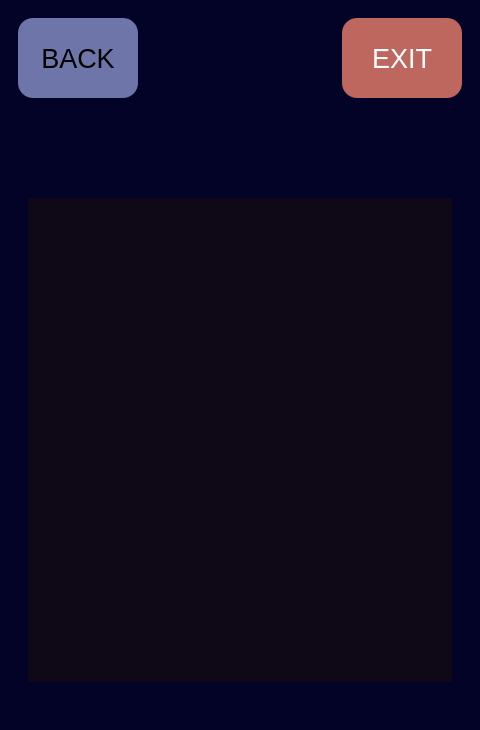
This is app-gui.ui in javimarting/px3-app as Qt 5 draws it before an edit. The edited form follows.
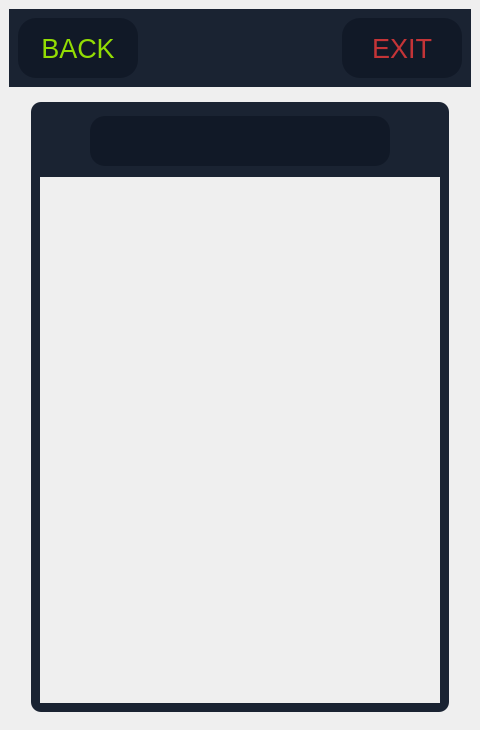
This is the edited form. The open tabs and pages were chosen to show the change.

What changed in the file:
```diff
--- a/app-gui.ui
+++ b/app-gui.ui
@@ -26,38 +26,72 @@
    <string>MainWindow</string>
   </property>
   <property name="styleSheet">
-   <string notr="true">/*background-color: rgb(30, 39, 68);
-background-color: qlineargradient(spread:pad, x1:0, y1:0, x2:1, y2:1, stop:0 rgba(3, 25, 50, 255), stop:1 rgba(3, 3, 40, 255));*/
-background-color: rgb(3, 3, 40);
+   <string notr="true">/*background-color: rgb(17, 25, 39);*/
 
 
 
 </string>
   </property>
   <widget class="QWidget" name="centralwidget">
+   <property name="sizePolicy">
+    <sizepolicy hsizetype="Preferred" vsizetype="Preferred">
+     <horstretch>0</horstretch>
+     <verstretch>0</verstretch>
+    </sizepolicy>
+   </property>
    <property name="styleSheet">
-    <string notr="true">QPushButton {
-color: rgb(255, 255, 255);
+    <string notr="true">background-color: #111927;
+
+QWidget#centralwidget {
+padding: 0px;
+margin: 0;
+border: 0px;
+}
+
+
+QLabel {
+border-radius: 10;
 }</string>
    </property>
    <layout class="QVBoxLayout" name="verticalLayout_13">
     <item>
-     <layout class="QVBoxLayout" name="verticalLayout_8">
-      <item>
        <widget class="QWidget" name="backExitContainer" native="true">
+      <property name="sizePolicy">
+       <sizepolicy hsizetype="Expanding" vsizetype="Preferred">
+        <horstretch>0</horstretch>
+        <verstretch>0</verstretch>
+       </sizepolicy>
+      </property>
         <property name="minimumSize">
          <size>
           <width>0</width>
           <height>0</height>
          </size>
         </property>
+      <property name="styleSheet">
+       <string notr="true">QWidget#backExitContainer {
+background-color: rgb(26, 35, 50);
+padding: 0px;
+margin: 0;
+}
+QPushButton {
+border-radius: 18;
+background-color: #111927;
+}</string>
+      </property>
         <layout class="QHBoxLayout" name="horizontalLayout_3">
+       <property name="spacing">
+        <number>-1</number>
+       </property>
+       <property name="sizeConstraint">
+        <enum>QLayout::SetDefaultConstraint</enum>
+       </property>
          <item>
           <widget class="QPushButton" name="backButton">
            <property name="minimumSize">
             <size>
              <width>120</width>
-             <height>80</height>
+           <height>60</height>
             </size>
            </property>
            <property name="maximumSize">
@@ -73,14 +107,11 @@
            </property>
            <property name="styleSheet">
             <string notr="true">QPushButton {
-border-radius: 15;
-/*background-color: rgb(33, 136, 145);*/
-background-color: rgb(110, 117, 169);
-color: rgb(0, 0, 0);
-box-shadow: rgba(0, 0, 0, .2) 0 3px 5px -1px,rgba(0, 0, 0, .14) 0 6px 10px 0,rgba(0, 0, 0, .12) 0 1px 18px 0;
+color: #93dd03;
 }
 QPushButton:hover {
-background-color: rgb(28, 123, 130);
+background-color: #93dd03;
+color: #111927;
 }
 </string>
            </property>
@@ -113,7 +144,7 @@
            <property name="minimumSize">
             <size>
              <width>120</width>
-             <height>80</height>
+           <height>60</height>
             </size>
            </property>
            <property name="maximumSize">
@@ -128,9 +159,13 @@
             </font>
            </property>
            <property name="styleSheet">
-            <string notr="true">border-radius: 15;
-/*background-color: rgb(160, 0, 0);*/
-background-color: rgb(190, 103, 94);</string>
+          <string notr="true">QPushButton {
+color: #c43437;
+}
+QPushButton:hover {
+background-color: #c43437;
+color: #111927;
+}</string>
            </property>
            <property name="text">
             <string>EXIT</string>
@@ -141,6 +176,14 @@
        </widget>
       </item>
       <item>
+     <layout class="QVBoxLayout" name="verticalLayout_8">
+      <property name="spacing">
+       <number>-1</number>
+      </property>
+      <property name="leftMargin">
+       <number>0</number>
+      </property>
+      <item>
        <widget class="QStackedWidget" name="stackedWidget">
         <property name="sizePolicy">
          <sizepolicy hsizetype="Preferred" vsizetype="Preferred">
@@ -155,24 +198,35 @@
          <bool>false</bool>
         </property>
         <property name="styleSheet">
-         <string notr="true">QPushButton {
-background-color: rgb(33, 136, 145);
-/*background-color: rgb(25, 145, 190);*/
-color: rgb(255, 255, 255);
+         <string notr="true">QWidget {
 border-radius: 15;
+}
+
+QStackedWidget {
+margin: 0;
+padding: 0px;
+}
+
+QPushButton {
+color: #93dd03;
+background-color: #111927;
+border-radius: 10;
+border: 1px solid;
+border-color: #93dd03;
 font-size: 20pt;
 }
+
 QPushButton:hover {
-background-color: rgb(28, 123, 130);
+background-color: #93dd03;
+color: #111927;
 }
-padding: 10pt;
 
 QLabel {
 color: rgb(255, 255, 255);
 }</string>
         </property>
         <property name="currentIndex">
-         <number>1</number>
+         <number>2</number>
         </property>
         <widget class="QWidget" name="connectProxmarkPage">
          <property name="sizePolicy">
@@ -182,8 +236,9 @@
           </sizepolicy>
          </property>
          <layout class="QVBoxLayout" name="verticalLayout">
-          <item>
-           <layout class="QVBoxLayout" name="verticalLayout_2">
+          <item alignment="Qt::AlignHCenter">
+           <widget class="QWidget" name="connectionPageContainer" native="true">
+            <layout class="QVBoxLayout" name="verticalLayout_9">
             <item>
              <widget class="QLabel" name="pxmkappLabel">
               <property name="minimumSize">
@@ -192,6 +247,12 @@
                 <height>60</height>
                </size>
               </property>
+               <property name="maximumSize">
+                <size>
+                 <width>16777215</width>
+                 <height>16777215</height>
+                </size>
+               </property>
               <property name="font">
                <font>
                 <pointsize>30</pointsize>
@@ -200,13 +261,12 @@
                </font>
               </property>
               <property name="styleSheet">
-               <string notr="true">color: rgb(33, 136, 145);
-border-radius: 10pt;
+                <string notr="true">
 
 </string>
               </property>
               <property name="text">
-               <string>PXMKAPP</string>
+                <string>PXMK-APP</string>
               </property>
               <property name="scaledContents">
                <bool>false</bool>
@@ -216,22 +276,6 @@
               </property>
              </widget>
             </item>
-            <item>
-             <spacer name="verticalSpacer">
-              <property name="orientation">
-               <enum>Qt::Vertical</enum>
-              </property>
-              <property name="sizeType">
-               <enum>QSizePolicy::Preferred</enum>
-              </property>
-              <property name="sizeHint" stdset="0">
-               <size>
-                <width>20</width>
-                <height>100</height>
-               </size>
-              </property>
-             </spacer>
-            </item>
             <item>
              <widget class="QPushButton" name="connectProxmarkButton">
               <property name="sizePolicy">
@@ -242,7 +286,7 @@
               </property>
               <property name="minimumSize">
                <size>
-                <width>0</width>
+                 <width>350</width>
                 <height>150</height>
                </size>
               </property>
@@ -255,7 +299,8 @@
               <property name="font">
                <font>
                 <pointsize>20</pointsize>
-                <kerning>false</kerning>
+                 <weight>50</weight>
+                 <bold>false</bold>
                </font>
               </property>
               <property name="autoFillBackground">
@@ -270,22 +315,23 @@
              </widget>
             </item>
             <item>
-             <spacer name="verticalSpacer_2">
+              <spacer name="verticalSpacer">
               <property name="orientation">
                <enum>Qt::Vertical</enum>
               </property>
               <property name="sizeType">
-               <enum>QSizePolicy::Preferred</enum>
+                <enum>QSizePolicy::Fixed</enum>
               </property>
               <property name="sizeHint" stdset="0">
                <size>
                 <width>20</width>
-                <height>100</height>
+                 <height>140</height>
                </size>
               </property>
              </spacer>
             </item>
            </layout>
+           </widget>
           </item>
          </layout>
         </widget>
@@ -294,7 +340,7 @@
           <item alignment="Qt::AlignHCenter">
            <widget class="QStackedWidget" name="mifareStackedWidget">
             <property name="currentIndex">
-             <number>0</number>
+             <number>2</number>
             </property>
             <widget class="QWidget" name="mifareOptionsPage">
              <layout class="QVBoxLayout" name="verticalLayout_12">
@@ -304,9 +350,12 @@
                  <bool>false</bool>
                 </property>
                 <property name="styleSheet">
-                 <string notr="true">border: 1px solid;
+                 <string notr="true">.QWidget {
+border: 1px solid;
+border-radius: 10;
 padding: 10px;
-</string>
+background-color: #1a2332;
+}</string>
                 </property>
                 <layout class="QVBoxLayout" name="verticalLayout_20">
                  <item>
@@ -317,6 +366,9 @@
                      <height>100</height>
                     </size>
                    </property>
+                   <property name="autoFillBackground">
+                    <bool>false</bool>
+                   </property>
                    <property name="text">
                     <string>READ TAG</string>
                    </property>
@@ -551,8 +603,8 @@
                   <rect>
                    <x>0</x>
                    <y>0</y>
-                   <width>388</width>
-                   <height>420</height>
+                   <width>390</width>
+                   <height>370</height>
                   </rect>
                  </property>
                  <layout class="QVBoxLayout" name="verticalLayout_18">
@@ -601,8 +653,59 @@
         </widget>
         <widget class="QWidget" name="resultsPage">
          <layout class="QVBoxLayout" name="verticalLayout_10">
+          <item alignment="Qt::AlignHCenter">
+           <widget class="QWidget" name="resultsPageContainer" native="true">
+            <property name="styleSheet">
+             <string notr="true">QWidget#resultsPageContainer {
+background-color: #1a2332;
+border-radius: 10;
+}
+
+QScrollBar:vertical {
+margin: 30px 0 30px 0;
+width: 35px;
+border-right: 1px solid #93dd03;
+border-left: 1px solid #93dd03;
+background-color: #263143;
+border-radius: 0;
+}
+
+QScrollBar::handle::vertical {
+border: 1px solid #93dd03;
+background-color: #111927;
+}
+
+QScrollBar::sub-line:vertical {
+border: 1px solid #93dd03;
+height: 30px;
+border-top-left-radius: 7px;
+border-top-right-radius: 7px;
+subcontrol-position: top;
+subcontrol-origin: margin;
+background-color: #111927;
+color: #93dd03;
+}
+
+QScrollBar::add-line:vertical {
+border: 1px solid #93dd03;
+height: 30px;
+border-bottom-left-radius: 7px;
+border-bottom-right-radius: 7px;
+subcontrol-position: bottom;
+subcontrol-origin: margin;
+background-color: #111927;
+color: #93dd03;
+}</string>
+            </property>
+            <layout class="QVBoxLayout" name="verticalLayout_2">
           <item>
            <widget class="QLabel" name="resultsPageTitleLabel">
+               <property name="sizePolicy">
+                <sizepolicy hsizetype="Preferred" vsizetype="Preferred">
+                 <horstretch>0</horstretch>
+                 <verstretch>0</verstretch>
+                </sizepolicy>
+               </property>
             <property name="minimumSize">
              <size>
               <width>0</width>
@@ -611,13 +714,18 @@
             </property>
             <property name="font">
              <font>
-              <pointsize>30</pointsize>
-              <weight>75</weight>
-              <bold>true</bold>
+                 <pointsize>25</pointsize>
+                 <weight>50</weight>
+                 <bold>false</bold>
              </font>
             </property>
             <property name="styleSheet">
-             <string notr="true">color: rgb(33, 136, 145);</string>
+                <string notr="true">color: #93dd03;
+background-color: #111927;
+border-radius: 15;
+margin: 5px;
+margin-left: 50px;
+margin-right: 50px;</string>
             </property>
             <property name="text">
              <string/>
@@ -629,10 +737,14 @@
           </item>
           <item>
            <widget class="QScrollArea" name="resultsPageScrollArea">
+               <property name="minimumSize">
+                <size>
+                 <width>400</width>
+                 <height>0</height>
+                </size>
+               </property>
             <property name="styleSheet">
-             <string notr="true">QScrollBar:vertical {
-    width: 30px;
-}</string>
+                <string notr="true"/>
             </property>
             <property name="widgetResizable">
              <bool>true</bool>
@@ -642,13 +754,19 @@
               <rect>
                <x>0</x>
                <y>0</y>
-               <width>428</width>
-               <height>466</height>
+                  <width>400</width>
+                  <height>494</height>
               </rect>
              </property>
              <layout class="QVBoxLayout" name="verticalLayout_21">
               <item>
                <widget class="QLabel" name="resultsPageDataLabel">
+                   <property name="sizePolicy">
+                    <sizepolicy hsizetype="Preferred" vsizetype="Preferred">
+                     <horstretch>0</horstretch>
+                     <verstretch>0</verstretch>
+                    </sizepolicy>
+                   </property>
                 <property name="font">
                  <font>
                   <family>Monaco</family>
@@ -656,52 +774,57 @@
                  </font>
                 </property>
                 <property name="styleSheet">
-                 <string notr="true">background-color: rgb(15, 8, 22);</string>
+                    <string notr="true"/>
+                   </property>
+                   <property name="frameShape">
+                    <enum>QFrame::NoFrame</enum>
+                   </property>
+                   <property name="frameShadow">
+                    <enum>QFrame::Plain</enum>
                 </property>
                 <property name="text">
                  <string/>
                 </property>
+                   <property name="scaledContents">
+                    <bool>false</bool>
+                   </property>
+                   <property name="wordWrap">
+                    <bool>true</bool>
+                   </property>
                </widget>
               </item>
              </layout>
             </widget>
+              </widget>
+             </item>
+            </layout>
            </widget>
           </item>
          </layout>
         </widget>
         <widget class="QWidget" name="mainMenuPage">
+         <property name="styleSheet">
+          <string notr="true">QWidget#mainMenuPage {
+margin: 0;
+padding: 0px;
+}</string>
+         </property>
          <layout class="QVBoxLayout" name="verticalLayout_5">
           <item>
-           <layout class="QGridLayout" name="gridLayout">
-            <item row="1" column="3">
-             <widget class="QPushButton" name="customCommandButton">
-              <property name="sizePolicy">
-               <sizepolicy hsizetype="Minimum" vsizetype="Minimum">
-                <horstretch>0</horstretch>
-                <verstretch>0</verstretch>
-               </sizepolicy>
-              </property>
-              <property name="text">
-               <string>CUSTOM
-COMMAND</string>
-              </property>
-             </widget>
-            </item>
-            <item row="1" column="1">
-             <widget class="QPushButton" name="savedTagsButton">
-              <property name="sizePolicy">
-               <sizepolicy hsizetype="Minimum" vsizetype="Minimum">
-                <horstretch>0</horstretch>
-                <verstretch>0</verstretch>
-               </sizepolicy>
-              </property>
-              <property name="text">
-               <string>SAVED
-TAGS</string>
-              </property>
-             </widget>
-            </item>
-            <item row="0" column="1">
+           <widget class="QWidget" name="mainMenuContainer" native="true">
+            <property name="styleSheet">
+             <string notr="true">QWidget#mainMenuContainer {
+padding: 20px;
+background-color: #1a2332;
+border-radius: 15;
+}
+
+QPushButton {
+margin: 15;
+}</string>
+            </property>
+            <layout class="QGridLayout" name="gridLayout_2">
+             <item row="0" column="0">
              <widget class="QPushButton" name="tagInfoButton">
               <property name="sizePolicy">
                <sizepolicy hsizetype="Minimum" vsizetype="Minimum">
@@ -709,13 +832,22 @@
                 <verstretch>0</verstretch>
                </sizepolicy>
               </property>
+               <property name="maximumSize">
+                <size>
+                 <width>200</width>
+                 <height>200</height>
+                </size>
+               </property>
+               <property name="styleSheet">
+                <string notr="true"/>
+               </property>
               <property name="text">
                <string>TAG
 INFO</string>
               </property>
              </widget>
             </item>
-            <item row="0" column="3">
+             <item row="0" column="1">
              <widget class="QPushButton" name="mifareButton">
               <property name="sizePolicy">
                <sizepolicy hsizetype="Minimum" vsizetype="Minimum">
@@ -723,12 +855,59 @@
                 <verstretch>0</verstretch>
                </sizepolicy>
               </property>
+               <property name="maximumSize">
+                <size>
+                 <width>200</width>
+                 <height>200</height>
+                </size>
+               </property>
               <property name="text">
                <string>MIFARE</string>
               </property>
              </widget>
             </item>
-           </layout>
+             <item row="1" column="0">
+              <widget class="QPushButton" name="savedTagsButton">
+               <property name="sizePolicy">
+                <sizepolicy hsizetype="Minimum" vsizetype="Minimum">
+                 <horstretch>0</horstretch>
+                 <verstretch>0</verstretch>
+                </sizepolicy>
+               </property>
+               <property name="maximumSize">
+                <size>
+                 <width>200</width>
+                 <height>200</height>
+                </size>
+               </property>
+               <property name="text">
+                <string>SAVED
+TAGS</string>
+               </property>
+              </widget>
+             </item>
+             <item row="1" column="1">
+              <widget class="QPushButton" name="customCommandButton">
+               <property name="sizePolicy">
+                <sizepolicy hsizetype="Minimum" vsizetype="Minimum">
+                 <horstretch>0</horstretch>
+                 <verstretch>0</verstretch>
+                </sizepolicy>
+               </property>
+               <property name="maximumSize">
+                <size>
+                 <width>200</width>
+                 <height>200</height>
+                </size>
+               </property>
+               <property name="text">
+                <string>CUSTOM
+COMMAND</string>
+               </property>
+              </widget>
+             </item>
+            </layout>
+           </widget>
           </item>
          </layout>
         </widget>
@@ -853,22 +1032,6 @@
       </item>
      </layout>
     </item>
-    <item>
-     <spacer name="verticalSpacer_3">
-      <property name="orientation">
-       <enum>Qt::Vertical</enum>
-      </property>
-      <property name="sizeType">
-       <enum>QSizePolicy::Fixed</enum>
-      </property>
-      <property name="sizeHint" stdset="0">
-       <size>
-        <width>20</width>
-        <height>20</height>
-       </size>
-      </property>
-     </spacer>
-    </item>
    </layout>
   </widget>
  </widget>
```
Lines whose indentation alone changed are shown as unchanged.
